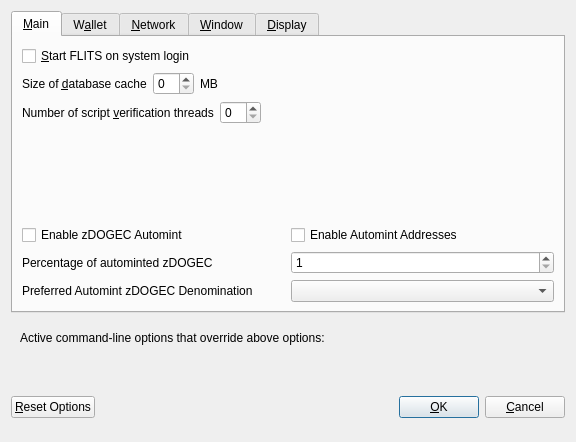
Qt form src/qt/forms/optionsdialog.ui (Liquid369/blank) before a commit.
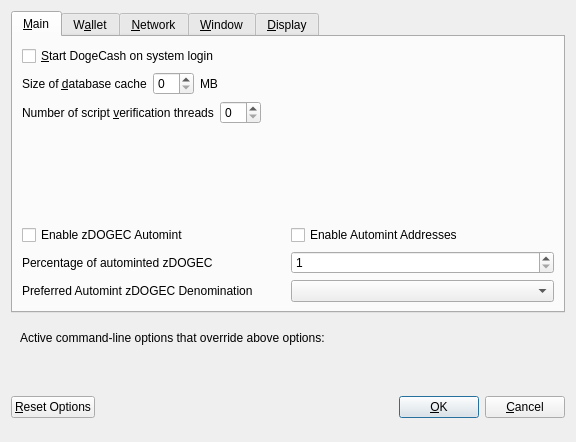
The same form after that commit. Custom widgets are drawn as their Qt base class.

Patch:
```diff
--- a/src/qt/forms/optionsdialog.ui
+++ b/src/qt/forms/optionsdialog.ui
@@ -33,7 +33,7 @@
           <string>Automatically start FLITS after logging in to the system.</string>
          </property>
          <property name="text">
-          <string>&amp;Start FLITS on system login</string>
+          <string>&amp;Start DogeCash on system login</string>
          </property>
         </widget>
        </item>
```
Left out of the diff: 16 changed lines with no effect on the pictures.
